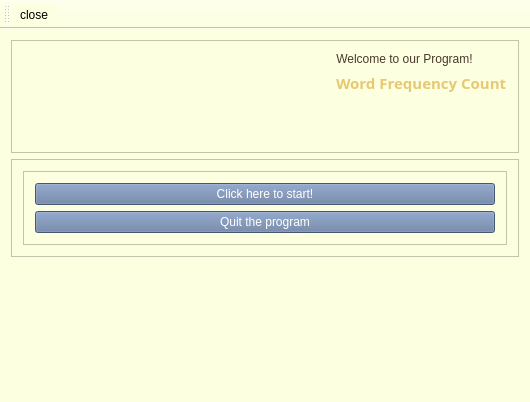
Before: the Qt Designer form MainWindow.ui in Rrr3rrr2004/Word-Frequency-Count, drawn with Qt 5.
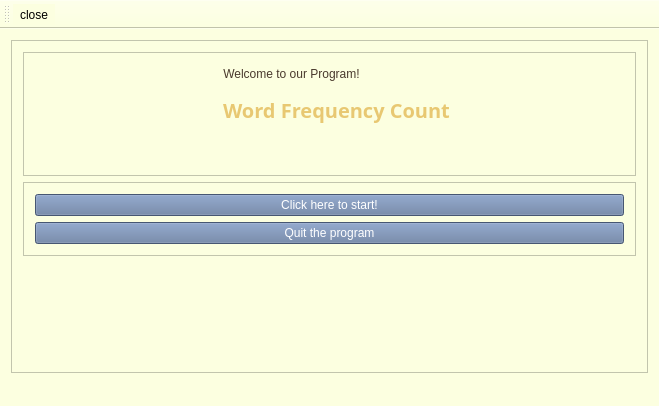
After: the same form once the commit is applied. Icons and pictures are not drawn.

```diff
--- a/MainWindow.ui
+++ b/MainWindow.ui
@@ -6,8 +6,8 @@
    <rect>
     <x>0</x>
     <y>0</y>
-    <width>530</width>
-    <height>402</height>
+    <width>659</width>
+    <height>406</height>
    </rect>
   </property>
   <property name="sizePolicy">
@@ -24,7 +24,7 @@
   </property>
   <widget class="QWidget" name="centralWidget">
    <layout class="QGridLayout" name="gridLayout_4">
-    <item row="1" column="0">
+    <item row="0" column="0">
      <widget class="QFrame" name="frame_2">
       <property name="frameShape">
        <enum>QFrame::Shape::StyledPanel</enum>
@@ -33,7 +33,7 @@
        <enum>QFrame::Shadow::Raised</enum>
       </property>
       <layout class="QGridLayout" name="gridLayout_2">
-       <item row="0" column="0">
+       <item row="1" column="0">
         <widget class="QFrame" name="frame">
          <property name="frameShape">
           <enum>QFrame::Shape::StyledPanel</enum>
@@ -87,8 +87,18 @@
          </layout>
         </widget>
        </item>
-      </layout>
-     </widget>
+       <item row="2" column="0">
+        <spacer name="verticalSpacer_2">
+         <property name="orientation">
+          <enum>Qt::Orientation::Vertical</enum>
+         </property>
+         <property name="sizeHint" stdset="0">
+          <size>
+           <width>20</width>
+           <height>40</height>
+          </size>
+         </property>
+        </spacer>
     </item>
     <item row="0" column="0">
      <widget class="QFrame" name="frame_3">
@@ -99,33 +109,12 @@
        <enum>QFrame::Shadow::Raised</enum>
       </property>
       <layout class="QGridLayout" name="gridLayout_3">
-       <item row="0" column="1">
-        <widget class="QLabel" name="title">
-         <property name="sizePolicy">
-          <sizepolicy hsizetype="Fixed" vsizetype="Preferred">
-           <horstretch>0</horstretch>
-           <verstretch>0</verstretch>
-          </sizepolicy>
-         </property>
-         <property name="styleSheet">
-          <string notr="true">font: 20pt &quot;Stencil&quot;;
-color: rgb(73, 57, 44);
-</string>
-         </property>
-         <property name="text">
-          <string>Welcome to our Program!</string>
-         </property>
-         <property name="alignment">
-          <set>Qt::AlignmentFlag::AlignCenter</set>
-         </property>
-        </widget>
-       </item>
-       <item row="1" column="1">
+          <item row="2" column="2">
         <widget class="QLabel" name="label">
          <property name="font">
           <font>
            <family>Traditional Arabic</family>
-           <pointsize>11</pointsize>
+              <pointsize>15</pointsize>
            <italic>false</italic>
            <bold>true</bold>
           </font>
@@ -139,20 +128,28 @@
          </property>
         </widget>
        </item>
-       <item row="2" column="1">
-        <spacer name="verticalSpacer">
-         <property name="orientation">
-          <enum>Qt::Orientation::Vertical</enum>
-         </property>
-         <property name="sizeHint" stdset="0">
-          <size>
-           <width>20</width>
-           <height>40</height>
-          </size>
-         </property>
-        </spacer>
-       </item>
-       <item row="0" column="0" rowspan="3">
+          <item row="0" column="2">
+           <widget class="QLabel" name="title">
+            <property name="sizePolicy">
+             <sizepolicy hsizetype="Fixed" vsizetype="Preferred">
+              <horstretch>0</horstretch>
+              <verstretch>0</verstretch>
+             </sizepolicy>
+            </property>
+            <property name="styleSheet">
+             <string notr="true">font: 30pt &quot;Stencil&quot;;
+color: rgb(73, 57, 44);
+</string>
+            </property>
+            <property name="text">
+             <string>Welcome to our Program!</string>
+            </property>
+            <property name="alignment">
+             <set>Qt::AlignmentFlag::AlignCenter</set>
+            </property>
+           </widget>
+          </item>
+          <item row="0" column="1" rowspan="3">
         <widget class="QLabel" name="logo">
          <property name="sizePolicy">
           <sizepolicy hsizetype="Preferred" vsizetype="Preferred">
@@ -165,11 +162,21 @@
          </property>
         </widget>
        </item>
-      </layout>
-     </widget>
-    </item>
-    <item row="2" column="0">
-     <spacer name="verticalSpacer_2">
+          <item row="0" column="0">
+           <spacer name="horizontalSpacer">
+            <property name="orientation">
+             <enum>Qt::Orientation::Horizontal</enum>
+            </property>
+            <property name="sizeHint" stdset="0">
+             <size>
+              <width>40</width>
+              <height>20</height>
+             </size>
+            </property>
+           </spacer>
+          </item>
+          <item row="3" column="2">
+           <spacer name="verticalSpacer">
       <property name="orientation">
        <enum>Qt::Orientation::Vertical</enum>
       </property>
@@ -181,10 +188,26 @@
       </property>
      </spacer>
     </item>
-   </layout>
-   <zorder>frame_3</zorder>
-   <zorder>frame_2</zorder>
-   <zorder>verticalSpacer_2</zorder>
+          <item row="0" column="3">
+           <spacer name="horizontalSpacer_2">
+            <property name="orientation">
+             <enum>Qt::Orientation::Horizontal</enum>
+            </property>
+            <property name="sizeHint" stdset="0">
+             <size>
+              <width>40</width>
+              <height>20</height>
+             </size>
+            </property>
+           </spacer>
+          </item>
+         </layout>
+        </widget>
+       </item>
+      </layout>
+     </widget>
+    </item>
+   </layout>
   </widget>
   <widget class="QStatusBar" name="statusBar"/>
   <widget class="QToolBar" name="mainToolBar">
```
Left out of the diff: 6 changed lines with no effect on the pictures. Lines whose indentation alone changed are shown as unchanged.
